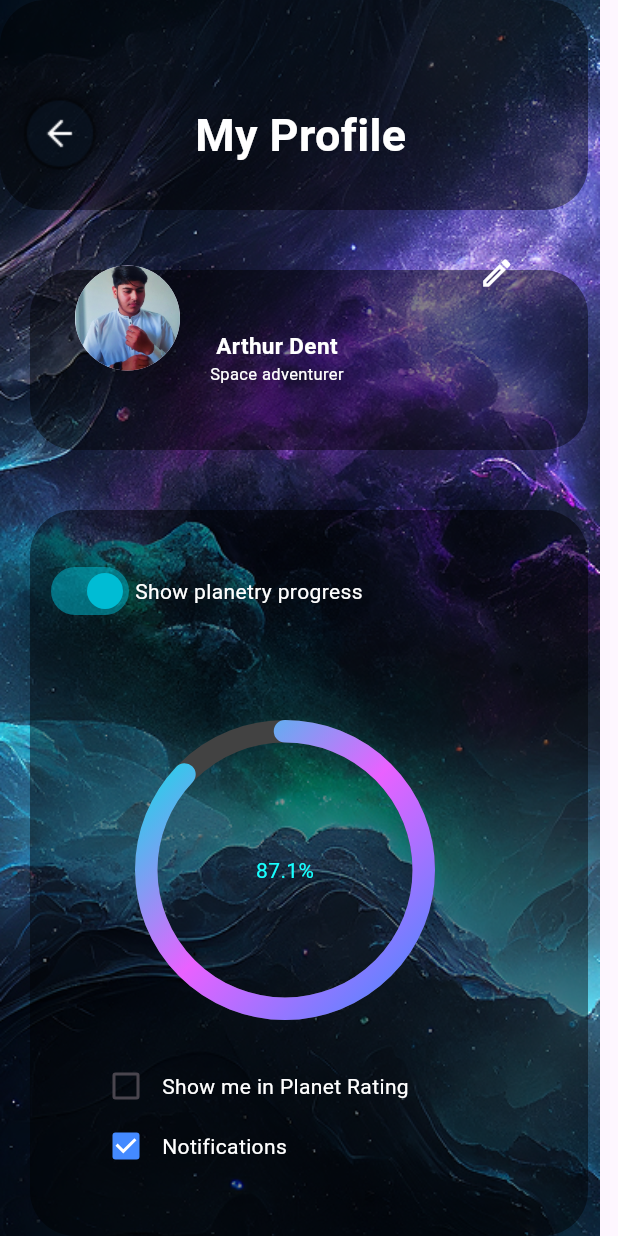
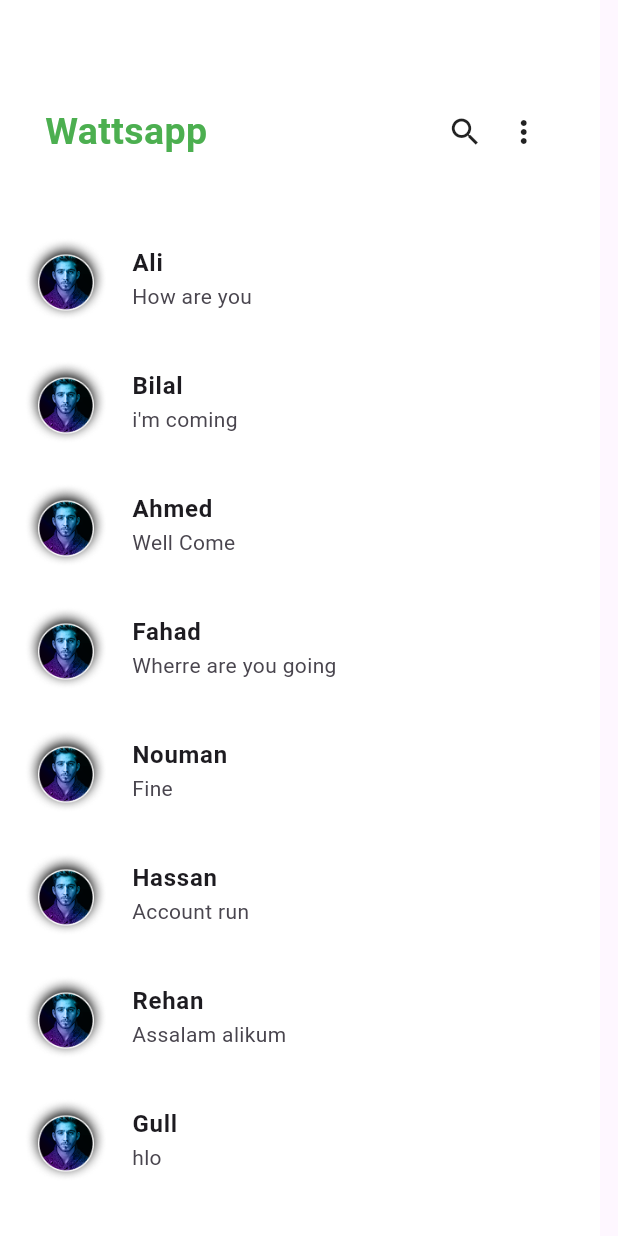
Before and after one commit to rehan11z/Andriod-stdio, a Flutter app: the screen it shows after launch, on a phone screen of 412 x 824 dp. Run offline on Flutter 3.47's test engine with Material 3 defaults, Android fonts, the phone set to English and light mode, and no system bars; drawn by our look-alikes of percent_indicator.

Commit message:
listtile.dart

```diff
--- a/lib/favourites.dart
+++ b/lib/favourites.dart
@@ -1,4 +1,5 @@
 import 'package:flutter/material.dart';
+import 'package:hello_world/profile.dart';
 
 class favourite extends StatefulWidget {
   const favourite({super.key});
@@ -47,9 +48,17 @@ class _favouriteState extends State<favourite> {
                     child: Text("Favourite",style: TextStyle(color: Colors.white,fontSize: 25,fontWeight: FontWeight.bold),),
                   ),
                   Container(
-                    margin: EdgeInsets.only(left: 30),
+                    margin: EdgeInsets.only(left: 60),
                     child:
-                    Image.asset("assets/profile.png"),
+                      IconButton(
+                        icon: Icon(Icons.person_outline_sharp,color: Colors.white,size: 30,),
+                        onPressed: (){
+                          Navigator.push(
+                            context,
+                            MaterialPageRoute(builder: (context)=> const profile()),
+                          );
+                        },
+                      )
                   )
                 ],
               ),
--- a/lib/listtile.dart
+++ b/lib/listtile.dart
@@ -0,0 +1,113 @@
+import 'package:flutter/material.dart';
+
+class listtile extends StatefulWidget {
+  const listtile({super.key});
+
+  @override
+  State<listtile> createState() => _listtileState();
+}
+
+class _listtileState extends State<listtile> {
+  @override
+  Widget build(BuildContext context) {
+    return Scaffold(
+      resizeToAvoidBottomInset: false,
+      body:
+      Stack(
+        children: [
+          Container(
+            height: 900,
+            width: 400,
+            color: Colors.white,
+          ),
+          Row(
+            children: [
+              Container(
+                margin: EdgeInsets.only(top: 70,left: 30),
+                child:
+                Text("Wattsapp",style: TextStyle(color: Colors.green,fontSize: 25,fontWeight: FontWeight.bold),),
+              ),
+
+              Container(
+                margin: EdgeInsets.only(top: 70,left: 160),
+                child: Icon(Icons.search),
+              ),
+              Container(
+                margin: EdgeInsets.only(top: 70,left: 15),
+                child: Icon(Icons.more_vert),
+              )
+            ],
+          ),
+          Column(
+            children: [
+              Container(
+                margin: EdgeInsets.only(top: 150),
+                child: ListTile(
+                  leading: Image.asset("assets/image123.png",),
+                  title: Text("Ali",style: TextStyle(fontWeight: FontWeight.bold),),
+                  subtitle: Text("How are you"),
+                ),
+              ),
+              Container(
+                margin: EdgeInsets.only(top: 10),
+                child: ListTile(
+                  leading: Image.asset("assets/image123.png"),
+                  title: Text("Bilal",style: TextStyle(fontWeight: FontWeight.bold),),
+                  subtitle: Text("i'm coming"),
+                ),
+              ),
+              Container(
+                margin: EdgeInsets.only(top: 10),
+                child: ListTile(
+                  leading: Image.asset("assets/image123.png"),
+                  title: Text("Ahmed",style: TextStyle(fontWeight: FontWeight.bold),),
+                  subtitle: Text("Well Come"),
+                ),
+              ),
+              Container(
+                margin: EdgeInsets.only(top: 10),
+                child: ListTile(
+                  leading: Image.asset("assets/image123.png"),
+                  title: Text("Fahad",style: TextStyle(fontWeight: FontWeight.bold),),
+                  subtitle: Text("Wherre are you going"),
+                ),
+              ),
+              Container(
+                margin: EdgeInsets.only(top: 10),
+                child: ListTile(
+                  leading: Image.asset("assets/image123.png"),
+                  title: Text("Nouman",style: TextStyle(fontWeight: FontWeight.bold),),
+                  subtitle: Text("Fine"),
+                ),
+              ),
+              Container(
+                margin: EdgeInsets.only(top: 10),
+                child: ListTile(
+                  leading: Image.asset("assets/image123.png"),
+                  title: Text("Hassan",style: TextStyle(fontWeight: FontWeight.bold),),
+                  subtitle: Text("Account run"),
+                ),
+              ),
+              Container(
+                margin: EdgeInsets.only(top: 10),
+                child: ListTile(
+                  leading: Image.asset("assets/image123.png"),
+                  title: Text("Rehan",style: TextStyle(fontWeight: FontWeight.bold),),
+                  subtitle: Text("Assalam alikum"),
+                ),
+              ),
+              Container(
+                margin: EdgeInsets.only(top: 10),
+                child: ListTile(
+                  leading: Image.asset("assets/image123.png"),
+                  title: Text("Gull",style: TextStyle(fontWeight: FontWeight.bold),),
+                  subtitle: Text("hlo"),
+                ),
+              ),
+            ],
+          )
+        ],
+      )
+    );
+  }
+}
--- a/lib/login.dart
+++ b/lib/login.dart
@@ -158,6 +158,7 @@ return null;
             ),
             child: TextButton(
               onPressed: () {
+                if (_formKey.currentState!.validate())
                 Navigator.push(
                   context,
                   MaterialPageRoute(builder: (context)=> home()),
--- a/lib/main.dart
+++ b/lib/main.dart
@@ -6,6 +6,7 @@ import 'package:hello_world/fifth%20file.dart';
 import 'package:hello_world/first%20file.dart';
 import 'package:hello_world/home.dart';
 import 'package:hello_world/innerpage.dart';
+import 'package:hello_world/listtile.dart';
 import 'package:hello_world/login.dart';
 import 'package:hello_world/profile.dart';
 import 'package:hello_world/screen%201.dart';
@@ -53,7 +54,7 @@ class MyApp extends StatelessWidget {
         colorScheme: ColorScheme.fromSeed(seedColor: Colors.deepPurple),
       ),
       debugShowCheckedModeBanner: false,
-      home:profile()
+      home:listtile()
     );
   }
 }
--- a/lib/profile.dart
+++ b/lib/profile.dart
@@ -62,10 +62,17 @@ body: Stack(
     Row(
       children: [
         Container(
-          margin: EdgeInsets.only(bottom: 400,left: 50),
+          margin: EdgeInsets.only(bottom: 410,left: 35),
           child: CircleAvatar(
-            radius: 35,
-            backgroundImage: AssetImage("assets/123.png"),
+            radius:45,
+            backgroundColor: Colors.transparent,
+            child: ClipOval(
+              child: Image.asset("assets/image123.png",
+              width: 120,
+                height: 120,
+                fit: BoxFit.cover,
+              ),
+            ),
           ),
         ),
         Container(
@@ -115,12 +122,26 @@ Column(
   children: [
     Transform.rotate(angle: 3.14/2),
     Container(
-      margin:EdgeInsets.only(top: 480,left: 90) ,
+      margin:EdgeInsets.only(top: 430,left: 60) ,
       child: new  CircularPercentIndicator(
-          radius: 100,
-        lineWidth: 15,
+          radius: 130,
+        lineWidth: 20,
           percent: 0.871,
-        center: new Text("87.1%",style: TextStyle(color: Colors.cyanAccent),),
+        center: Column(
+          children: [
+            Container(
+              margin: EdgeInsets.only(top: 67,left: 50),
+              height: 50,
+              width: 150,
+              child: Text("Perssonal Progress",style: TextStyle(color: Colors.white,fontSize: 20,fontWeight:FontWeight.bold ),),
+            ),
+            Container(
+              height: 65,
+              width: 140,
+              child: Text("87.1%",style: TextStyle(color: Colors.cyanAccent,fontSize: 50,fontWeight: FontWeight.bold),),
+            )
+          ],
+        ),
       linearGradient: LinearGradient(
         colors: [
       Color(0xFF00E5E5),
@@ -131,9 +152,9 @@ Column(
         end: Alignment.bottomRight
       ),
         backgroundColor: Colors.grey.shade800,
-        circularStrokeCap: CircularStrokeCap.round,
+        startAngle: 90,
       ),
-    )
+    ),
   ],
 ),
 Row(
```
